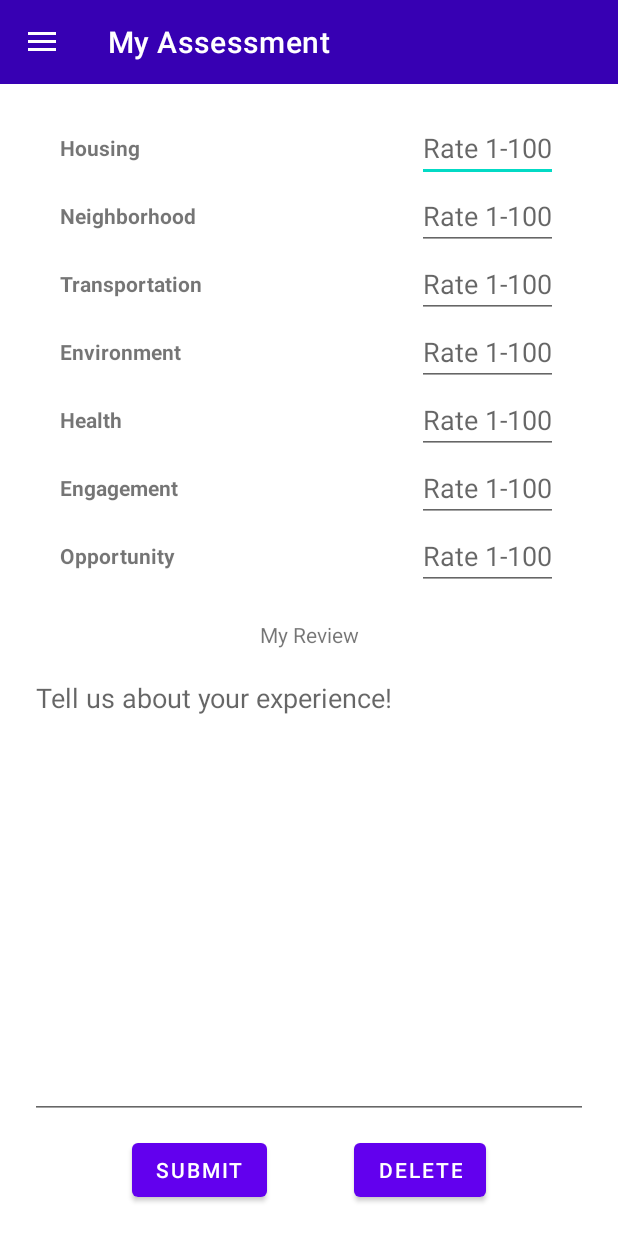
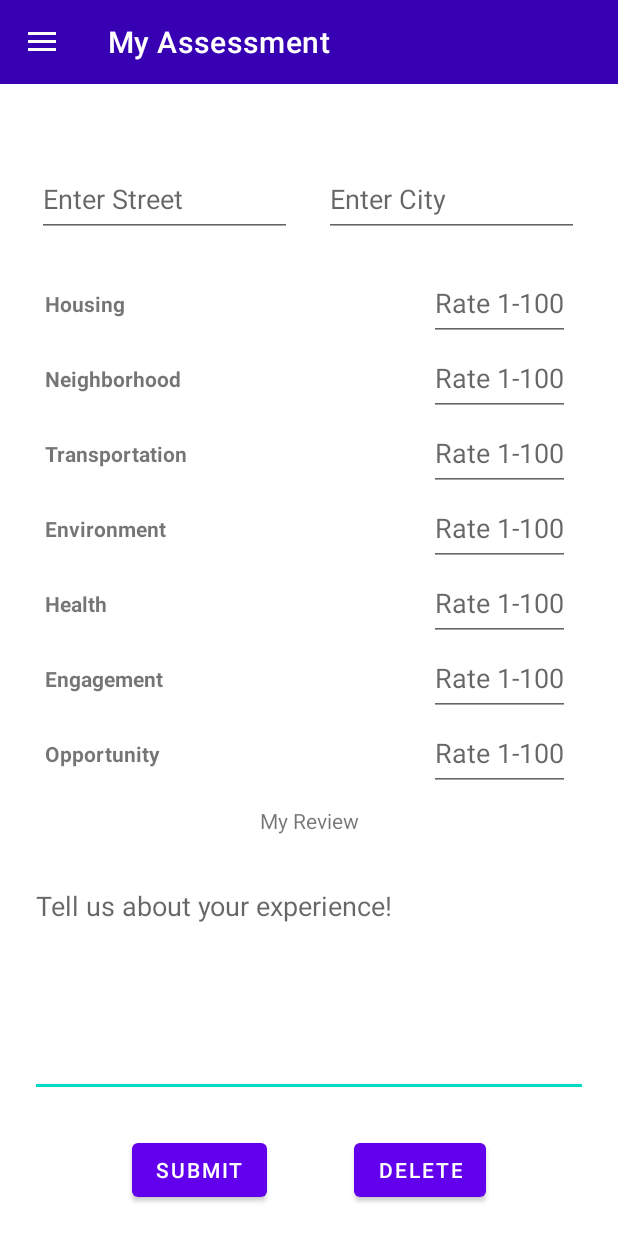
Before and after one commit to tuallen/CMSC436-Group-1, an Android app: the screen it shows after launch (MainActivity), in the side drawer, after a tap on "My Assessment", on a phone screen of 412 x 824 dp. Run offline under Robolectric (Android 15) with nearby library versions, the phone set to English and light mode, and no system bars; our stand-ins replace Firebase (no records; nobody signed in at launch, a user with empty details on screens opened directly).

Commit message:
edited the assess_layout

```diff
--- a/Block Browser/app/src/main/res/layout/assess_layout.xml
+++ b/Block Browser/app/src/main/res/layout/assess_layout.xml
@@ -9,181 +9,14 @@
         android:id="@+id/assessmentLinLayout"
         android:layout_width="match_parent"
         android:layout_height="wrap_content"
+        android:layout_marginTop="16dp"
+        android:layout_marginBottom="12dp"
         android:orientation="vertical"
         android:weightSum="2"
+        app:layout_constraintBottom_toTopOf="@+id/street_name"
+        app:layout_constraintEnd_toEndOf="parent"
         app:layout_constraintStart_toStartOf="parent"
-        app:layout_constraintTop_toTopOf="parent"
-        android:layout_marginTop="20dp"
-        android:layout_marginLeft="40dp"
-        android:layout_marginRight="40dp">
-
-        <RelativeLayout
-            android:layout_width="match_parent"
-            android:layout_height="wrap_content"
-            android:orientation="horizontal">
-
-            <TextView
-                android:id="@+id/assessTvHousing"
-                android:layout_width="wrap_content"
-                android:layout_height="wrap_content"
-                android:layout_alignParentLeft="true"
-                android:textStyle="bold"
-                android:text="Housing"
-                android:layout_centerVertical="true"/>
-
-            <EditText
-                android:id="@+id/editTextHousing"
-                android:layout_width="wrap_content"
-                android:layout_height="wrap_content"
-                android:layout_alignParentRight="true"
-                android:hint="Rate 1-100"
-                android:inputType="number"
-                android:layout_centerVertical="true"/>
-        </RelativeLayout>
-
-        <RelativeLayout
-            android:layout_width="match_parent"
-            android:layout_height="wrap_content"
-            android:orientation="horizontal"
-            android:layout_marginTop="0dp">
-
-            <TextView
-                android:layout_width="wrap_content"
-                android:layout_height="wrap_content"
-                android:layout_alignParentLeft="true"
-                android:textStyle="bold"
-                android:text="Neighborhood"
-                android:layout_centerVertical="true"/>
-
-            <EditText
-                android:id="@+id/editTextNeighborhood"
-                android:layout_width="wrap_content"
-                android:layout_height="wrap_content"
-                android:layout_alignParentRight="true"
-                android:layout_centerVertical="true"
-                android:hint="Rate 1-100"
-                android:inputType="number" />
-        </RelativeLayout>
-
-        <RelativeLayout
-            android:layout_width="match_parent"
-            android:layout_height="wrap_content"
-            android:orientation="horizontal"
-            android:layout_marginTop="0dp">
-
-            <TextView
-                android:layout_width="wrap_content"
-                android:layout_height="wrap_content"
-                android:layout_alignParentLeft="true"
-                android:textStyle="bold"
-                android:text="Transportation"
-                android:layout_centerVertical="true"/>
-
-            <EditText
-                android:id="@+id/editTextTransportation"
-                android:layout_width="wrap_content"
-                android:layout_height="wrap_content"
-                android:layout_alignParentRight="true"
-                android:hint="Rate 1-100"
-                android:inputType="number"
-                android:layout_centerVertical="true"/>
-        </RelativeLayout>
-
-        <RelativeLayout
-            android:layout_width="match_parent"
-            android:layout_height="wrap_content"
-            android:orientation="horizontal"
-            android:layout_marginTop="0dp">
-
-            <TextView
-                android:layout_width="wrap_content"
-                android:layout_height="wrap_content"
-                android:layout_alignParentLeft="true"
-                android:textStyle="bold"
-                android:text="Environment"
-                android:layout_centerVertical="true"/>
-
-            <EditText
-                android:id="@+id/editTextEnvironment"
-                android:layout_width="wrap_content"
-                android:layout_height="wrap_content"
-                android:layout_alignParentRight="true"
-                android:hint="Rate 1-100"
-                android:inputType="number"
-                android:layout_centerVertical="true"/>
-        </RelativeLayout>
-
-        <RelativeLayout
-            android:layout_width="match_parent"
-            android:layout_height="wrap_content"
-            android:orientation="horizontal"
-            android:layout_marginTop="0dp">
-
-            <TextView
-                android:layout_width="wrap_content"
-                android:layout_height="wrap_content"
-                android:layout_alignParentLeft="true"
-                android:textStyle="bold"
-                android:text="Health"
-                android:layout_centerVertical="true"/>
-
-            <EditText
-                android:id="@+id/editTextHealth"
-                android:layout_width="wrap_content"
-                android:layout_height="wrap_content"
-                android:layout_alignParentRight="true"
-                android:hint="Rate 1-100"
-                android:inputType="number"
-                android:layout_centerVertical="true"/>
-        </RelativeLayout>
-
-        <RelativeLayout
-            android:layout_width="match_parent"
-            android:layout_height="wrap_content"
-            android:orientation="horizontal"
-            android:layout_marginTop="0dp">
-
-            <TextView
-                android:layout_width="wrap_content"
-                android:layout_height="wrap_content"
-                android:layout_alignParentLeft="true"
-                android:textStyle="bold"
-                android:text="Engagement"
-                android:layout_centerVertical="true"/>
-
-            <EditText
-                android:id="@+id/editTextEngagement"
-                android:layout_width="wrap_content"
-                android:layout_height="wrap_content"
-                android:layout_alignParentRight="true"
-                android:hint="Rate 1-100"
-                android:inputType="number"
-                android:layout_centerVertical="true"/>
-        </RelativeLayout>
-
-        <RelativeLayout
-            android:layout_width="match_parent"
-            android:layout_height="wrap_content"
-            android:orientation="horizontal"
-            android:layout_marginTop="0dp">
-
-            <TextView
-                android:layout_width="wrap_content"
-                android:layout_height="wrap_content"
-                android:layout_alignParentLeft="true"
-                android:textStyle="bold"
-                android:text="Opportunity"
-                android:layout_centerVertical="true"/>
-
-            <EditText
-                android:id="@+id/editTextOpportunity"
-                android:layout_width="wrap_content"
-                android:layout_height="wrap_content"
-                android:layout_alignParentRight="true"
-                android:hint="Rate 1-100"
-                android:inputType="number"
-                android:layout_centerVertical="true"/>
-        </RelativeLayout>
+        app:layout_constraintTop_toTopOf="parent">
 
     </LinearLayout>
 
@@ -191,27 +24,27 @@
         android:id="@+id/assessTvReview"
         android:layout_width="wrap_content"
         android:layout_height="wrap_content"
-        android:layout_marginTop="20dp"
+        android:layout_marginTop="10dp"
         android:text="My Review"
         app:layout_constraintEnd_toEndOf="parent"
         app:layout_constraintStart_toStartOf="parent"
-        app:layout_constraintTop_toBottomOf="@+id/assessmentLinLayout" />
+        app:layout_constraintTop_toBottomOf="@+id/relativeLayout7" />
 
     <EditText
         android:id="@+id/editTextReview"
         android:layout_width="match_parent"
-        android:layout_height="0dp"
+        android:layout_height="150dp"
+        android:layout_marginLeft="20dp"
+        android:layout_marginTop="9dp"
+        android:layout_marginRight="20dp"
+        android:layout_marginBottom="10dp"
+        android:gravity="left"
+        android:hint="Tell us about your experience!"
+        app:layout_constrainedHeight="true"
+        app:layout_constraintBottom_toTopOf="@+id/buttonSubmitAssessment"
         app:layout_constraintEnd_toEndOf="parent"
-        android:layout_marginTop="10dp"
-        android:layout_marginBottom="10dp"
-        android:layout_marginLeft="20dp"
-        android:layout_marginRight="20dp"
         app:layout_constraintStart_toStartOf="parent"
-        app:layout_constraintTop_toBottomOf="@+id/assessTvReview"
-        app:layout_constraintBottom_toTopOf="@+id/buttonSubmitAssessment"
-        app:layout_constrainedHeight="true"
-        android:gravity="left"
-        android:hint="Tell us about your experience!"/>
+        app:layout_constraintTop_toBottomOf="@+id/assessTvReview" />
 
 
     <Button
@@ -236,4 +69,244 @@
         app:layout_constraintEnd_toEndOf="parent"
         app:layout_constraintStart_toEndOf="@+id/buttonSubmitAssessment" />
 
+    <RelativeLayout
+        android:id="@+id/relativeLayout7"
+        android:layout_width="350dp"
+        android:layout_height="wrap_content"
+        android:layout_marginStart="30dp"
+        android:layout_marginEnd="31dp"
+        android:orientation="horizontal"
+        app:layout_constraintEnd_toEndOf="parent"
+        app:layout_constraintHorizontal_bias="0.0"
+        app:layout_constraintStart_toStartOf="parent"
+        app:layout_constraintTop_toBottomOf="@+id/relativeLayout">
+
+        <TextView
+            android:layout_width="wrap_content"
+            android:layout_height="wrap_content"
+            android:layout_alignParentLeft="true"
+            android:layout_centerVertical="true"
+            android:text="Opportunity"
+            android:textStyle="bold" />
+
+        <EditText
+            android:id="@+id/editTextOpportunity"
+            android:layout_width="wrap_content"
+            android:layout_height="50dp"
+            android:layout_alignParentRight="true"
+            android:layout_centerVertical="true"
+            android:hint="Rate 1-100"
+            android:inputType="number" />
+    </RelativeLayout>
+
+    <RelativeLayout
+        android:id="@+id/relativeLayout"
+        android:layout_width="350dp"
+        android:layout_height="wrap_content"
+        android:layout_marginStart="30dp"
+        android:layout_marginEnd="31dp"
+        android:orientation="horizontal"
+        app:layout_constraintEnd_toEndOf="parent"
+        app:layout_constraintHorizontal_bias="0.0"
+        app:layout_constraintStart_toStartOf="parent"
+        app:layout_constraintTop_toBottomOf="@+id/relativeLayout6">
+
+        <TextView
+            android:layout_width="wrap_content"
+            android:layout_height="wrap_content"
+            android:layout_alignParentLeft="true"
+            android:layout_centerVertical="true"
+            android:text="Engagement"
+            android:textStyle="bold" />
+
+        <EditText
+            android:id="@+id/editTextEngagement"
+            android:layout_width="wrap_content"
+            android:layout_height="50dp"
+            android:layout_alignParentRight="true"
+            android:layout_centerVertical="true"
+            android:hint="Rate 1-100"
+            android:inputType="number" />
+    </RelativeLayout>
+
+    <RelativeLayout
+        android:id="@+id/relativeLayout6"
+        android:layout_width="350dp"
+        android:layout_height="wrap_content"
+        android:layout_marginStart="30dp"
+        android:layout_marginEnd="31dp"
+        android:orientation="horizontal"
+        app:layout_constraintEnd_toEndOf="parent"
+        app:layout_constraintHorizontal_bias="0.0"
+        app:layout_constraintStart_toStartOf="parent"
+        app:layout_constraintTop_toBottomOf="@+id/relativeLayout5">
+
+        <TextView
+            android:layout_width="wrap_content"
+            android:layout_height="wrap_content"
+            android:layout_alignParentLeft="true"
+            android:layout_centerVertical="true"
+            android:text="Health"
+            android:textStyle="bold" />
+
+        <EditText
+            android:id="@+id/editTextHealth"
+            android:layout_width="wrap_content"
+            android:layout_height="50dp"
+            android:layout_alignParentRight="true"
+            android:layout_centerVertical="true"
+            android:hint="Rate 1-100"
+            android:inputType="number" />
+    </RelativeLayout>
+
+    <RelativeLayout
+        android:id="@+id/relativeLayout5"
+        android:layout_width="350dp"
+        android:layout_height="wrap_content"
+        android:layout_marginStart="30dp"
+        android:layout_marginEnd="31dp"
+        android:orientation="horizontal"
+        app:layout_constraintEnd_toEndOf="parent"
+        app:layout_constraintHorizontal_bias="0.0"
+        app:layout_constraintStart_toStartOf="parent"
+        app:layout_constraintTop_toBottomOf="@+id/relativeLayout4">
+
+        <TextView
+            android:layout_width="wrap_content"
+            android:layout_height="wrap_content"
+            android:layout_alignParentLeft="true"
+            android:layout_centerVertical="true"
+            android:text="Environment"
+            android:textStyle="bold" />
+
+        <EditText
+            android:id="@+id/editTextEnvironment"
+            android:layout_width="wrap_content"
+            android:layout_height="50dp"
+            android:layout_alignParentRight="true"
+            android:layout_centerVertical="true"
+            android:hint="Rate 1-100"
+            android:inputType="number" />
+    </RelativeLayout>
+
+    <RelativeLayout
+        android:id="@+id/relativeLayout4"
+        android:layout_width="350dp"
+        android:layout_height="wrap_content"
+        android:layout_marginStart="30dp"
+        android:layout_marginEnd="31dp"
+        android:orientation="horizontal"
+        app:layout_constraintEnd_toEndOf="parent"
+        app:layout_constraintHorizontal_bias="0.0"
+        app:layout_constraintStart_toStartOf="parent"
+        app:layout_constraintTop_toBottomOf="@+id/relativeLayout3">
+
+        <TextView
+            android:layout_width="wrap_content"
+            android:layout_height="wrap_content"
+            android:layout_alignParentLeft="true"
+            android:layout_centerVertical="true"
+            android:text="Transportation"
+            android:textStyle="bold" />
+
+        <EditText
+            android:id="@+id/editTextTransportation"
+            android:layout_width="wrap_content"
+            android:layout_height="50dp"
+            android:layout_alignParentRight="true"
+            android:layout_centerVertical="true"
+            android:hint="Rate 1-100"
+            android:inputType="number" />
+    </RelativeLayout>
+
+    <RelativeLayout
+        android:id="@+id/relativeLayout3"
+        android:layout_width="350dp"
+        android:layout_height="wrap_content"
+        android:layout_marginStart="30dp"
+        android:layout_marginEnd="31dp"
+        android:orientation="horizontal"
+        app:layout_constraintEnd_toEndOf="parent"
+        app:layout_constraintHorizontal_bias="0.0"
+        app:layout_constraintStart_toStartOf="parent"
+        app:layout_constraintTop_toBottomOf="@+id/relativeLayout2">
+
+        <TextView
+            android:layout_width="wrap_content"
+            android:layout_height="wrap_content"
+            android:layout_alignParentLeft="true"
+            android:layout_centerVertical="true"
+            android:text="Neighborhood"
+            android:textStyle="bold" />
+
+        <EditText
+            android:id="@+id/editTextNeighborhood"
+            android:layout_width="wrap_content"
+            android:layout_height="50dp"
+            android:layout_alignParentRight="true"
+            android:layout_centerVertical="true"
+            android:hint="Rate 1-100"
+            android:inputType="number" />
+    </RelativeLayout>
+
+    <RelativeLayout
+        android:id="@+id/relativeLayout2"
+        android:layout_width="350dp"
+        android:layout_height="wrap_content"
+        android:layout_marginStart="30dp"
+        android:layout_marginTop="19dp"
+        android:layout_marginEnd="31dp"
+        android:orientation="horizontal"
+        app:layout_constraintEnd_toEndOf="parent"
+        app:layout_constraintHorizontal_bias="0.0"
+        app:layout_constraintStart_toStartOf="parent"
+        app:layout_constraintTop_toBottomOf="@+id/street_name">
+
+        <TextView
+            android:id="@+id/assessTvHousing"
+            android:layout_width="wrap_content"
+            android:layout_height="wrap_content"
+            android:layout_alignParentLeft="true"
+            android:layout_centerVertical="true"
+            android:text="Housing"
+            android:textStyle="bold" />
+
+        <EditText
+            android:id="@+id/editTextHousing"
+            android:layout_width="wrap_content"
+            android:layout_height="50dp"
+            android:layout_alignParentRight="true"
+            android:layout_centerVertical="true"
+            android:hint="Rate 1-100"
+            android:inputType="number" />
+    </RelativeLayout>
+
+    <EditText
+        android:id="@+id/street_name"
+        android:layout_width="170dp"
+        android:layout_height="50dp"
+        android:layout_marginStart="30dp"
+        android:layout_marginTop="52dp"
+        android:layout_marginEnd="10dp"
+        android:ems="10"
+        android:hint="Enter Street"
+        android:inputType="textPassword"
+        app:layout_constraintEnd_toStartOf="@+id/city_name"
+        app:layout_constraintStart_toStartOf="parent"
+        app:layout_constraintTop_toTopOf="parent" />
+
+    <EditText
+        android:id="@+id/city_name"
+        android:layout_width="170dp"
+        android:layout_height="50dp"
+        android:layout_marginStart="11dp"
+        android:layout_marginTop="52dp"
+        android:layout_marginEnd="31dp"
+        android:ems="10"
+        android:hint="Enter City"
+        android:inputType="textPassword"
+        app:layout_constraintEnd_toEndOf="parent"
+        app:layout_constraintStart_toEndOf="@+id/street_name"
+        app:layout_constraintTop_toTopOf="parent" />
+
 </androidx.constraintlayout.widget.ConstraintLayout>
```
Also changed, not shown: 1 other file.
